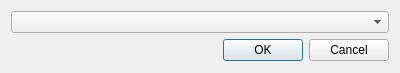
Before: the Qt Designer form ui/combo.ui in git-cola/git-cola, drawn with Qt 5.
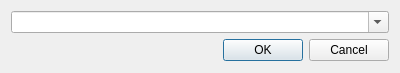
After: the same form once the commit is applied.

Patch:
```diff
--- a/ui/combo.ui
+++ b/ui/combo.ui
@@ -14,7 +14,11 @@
   </property>
   <layout class="QVBoxLayout" >
    <item>
-    <widget class="QComboBox" name="items_widget" />
+    <widget class="QComboBox" name="items_widget" >
+     <property name="editable" >
+      <bool>true</bool>
+     </property>
+    </widget>
    </item>
    <item>
     <widget class="QDialogButtonBox" name="button_box" >
```
Left out of the diff: 2 changed lines with no effect on the pictures.
